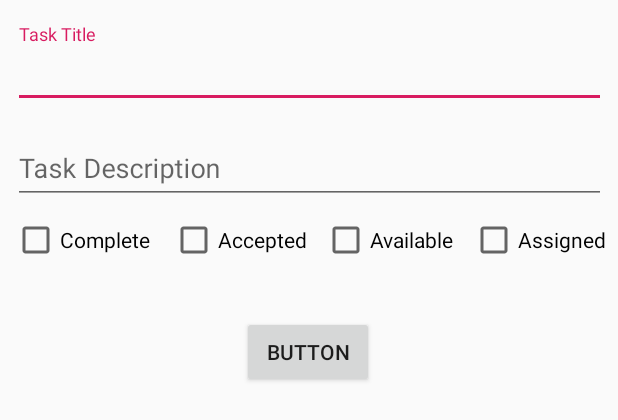
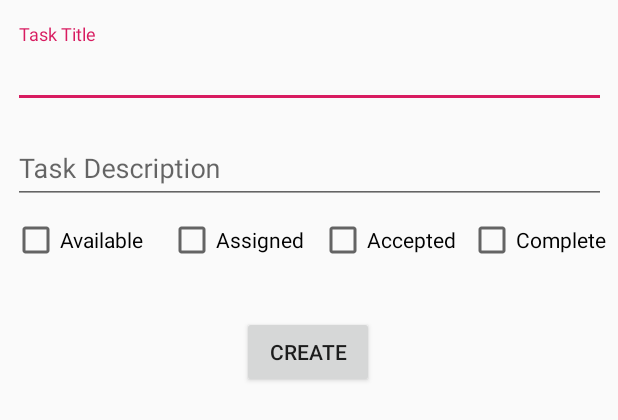
Before and after one commit to herndont/TaskMaster, an Android app: the layout activity_task_list.xml on its own in the app's theme, with its tools: preview values and no code run, on a phone screen of 412 x 824 dp. Shown: the top 420 px of the screen. Run offline under Robolectric (Android 15) with nearby library versions, the phone set to English and light mode, and no system bars.

Commit message:
more work around the recycler and the task object... having trouble getting the checkboxes to work

```diff
--- a/app/src/main/AndroidManifest.xml
+++ b/app/src/main/AndroidManifest.xml
@@ -9,7 +9,7 @@
         android:roundIcon="@mipmap/ic_launcher_round"
         android:supportsRtl="true"
         android:theme="@style/AppTheme">
-        <activity android:name=".TaskList"></activity>
+        <activity android:name=".TaskListActivity"></activity>
         <activity android:name=".MainActivity">
             <intent-filter>
                 <action android:name="android.intent.action.MAIN" />
--- a/app/src/main/res/layout/activity_task_list.xml
+++ b/app/src/main/res/layout/activity_task_list.xml
@@ -4,7 +4,7 @@
     xmlns:tools="http://schemas.android.com/tools"
     android:layout_width="match_parent"
     android:layout_height="match_parent"
-    tools:context="com.example.taskmaster.TaskList">
+    tools:context="com.example.taskmaster.TaskListActivity">
 
     <com.google.android.material.textfield.TextInputLayout
         android:id="@+id/textInputLayout"
@@ -18,7 +18,7 @@
         <com.google.android.material.textfield.TextInputEditText
             android:layout_width="match_parent"
             android:layout_height="wrap_content"
-            android:hint="Task Title" />
+            android:hint="@string/task_title" />
     </com.google.android.material.textfield.TextInputLayout>
 
     <com.google.android.material.textfield.TextInputLayout
@@ -33,63 +33,63 @@
         <com.google.android.material.textfield.TextInputEditText
             android:layout_width="match_parent"
             android:layout_height="wrap_content"
-            android:hint="Task Description" />
+            android:hint="@string/task_description" />
     </com.google.android.material.textfield.TextInputLayout>
 
     <CheckBox
-        android:id="@+id/checkBox"
+        android:id="@+id/checkBoxAccepted"
         android:layout_width="wrap_content"
         android:layout_height="wrap_content"
         android:layout_marginStart="212dp"
         android:layout_marginTop="8dp"
         android:layout_marginEnd="8dp"
-        android:text="Available"
-        app:layout_constraintEnd_toStartOf="@+id/checkBox2"
+        android:text="@string/accepted"
+        app:layout_constraintEnd_toStartOf="@+id/checkBoxComplete"
         app:layout_constraintStart_toStartOf="parent"
         app:layout_constraintTop_toBottomOf="@+id/textInputLayout2" />
 
     <CheckBox
-        android:id="@+id/checkBox2"
+        android:id="@+id/checkBoxComplete"
         android:layout_width="wrap_content"
         android:layout_height="wrap_content"
         android:layout_marginTop="8dp"
         android:layout_marginEnd="8dp"
-        android:text="Assigned"
+        android:text="@string/complete"
         app:layout_constraintEnd_toEndOf="parent"
         app:layout_constraintTop_toBottomOf="@+id/textInputLayout2" />
 
     <CheckBox
-        android:id="@+id/checkBox3"
+        android:id="@+id/checkBoxAssigned"
         android:layout_width="wrap_content"
         android:layout_height="wrap_content"
         android:layout_marginTop="8dp"
         android:layout_marginEnd="8dp"
-        android:text="Accepted"
-        app:layout_constraintEnd_toStartOf="@+id/checkBox"
+        android:text="@string/assigned"
+        app:layout_constraintEnd_toStartOf="@+id/checkBoxAccepted"
         app:layout_constraintHorizontal_bias="0.982"
         app:layout_constraintStart_toStartOf="parent"
         app:layout_constraintTop_toBottomOf="@+id/textInputLayout2" />
 
     <CheckBox
-        android:id="@+id/checkBox4"
+        android:id="@+id/checkBoxAvailable"
         android:layout_width="wrap_content"
         android:layout_height="wrap_content"
         android:layout_marginStart="8dp"
         android:layout_marginTop="8dp"
         android:layout_marginEnd="8dp"
-        android:text="Complete"
-        app:layout_constraintEnd_toStartOf="@+id/checkBox3"
+        android:text="@string/available"
+        app:layout_constraintEnd_toStartOf="@+id/checkBoxAssigned"
         app:layout_constraintHorizontal_bias="0.0"
         app:layout_constraintStart_toStartOf="parent"
         app:layout_constraintTop_toBottomOf="@+id/textInputLayout2" />
 
     <Button
-        android:id="@+id/button"
+        android:id="@+id/taskCreateButton"
         android:layout_width="wrap_content"
         android:layout_height="wrap_content"
         android:layout_marginTop="8dp"
         android:layout_marginBottom="8dp"
-        android:text="Button"
+        android:text="@string/create"
         app:layout_constraintBottom_toBottomOf="parent"
         app:layout_constraintEnd_toEndOf="parent"
         app:layout_constraintHorizontal_bias="0.498"
@@ -106,5 +106,5 @@
         app:layout_constraintBottom_toBottomOf="parent"
         app:layout_constraintEnd_toEndOf="parent"
         app:layout_constraintStart_toStartOf="parent"
-        app:layout_constraintTop_toBottomOf="@+id/button" />
+        app:layout_constraintTop_toBottomOf="@+id/taskCreateButton" />
 </androidx.constraintlayout.widget.ConstraintLayout>
--- a/app/src/main/res/layout/activity_view.xml
+++ b/app/src/main/res/layout/activity_view.xml
@@ -9,23 +9,27 @@
         android:layout_height="wrap_content" />
 
     <TextView
-        android:id="@+id/text_quantity"
+        android:id="@+id/text_description"
         android:layout_width="match_parent"
         android:layout_height="wrap_content" />
 
     <CheckBox
+        android:id="@id/checkBoxAccepted"
         android:layout_width="wrap_content"
         android:layout_height="wrap_content" />
 
     <CheckBox
+        android:id="@id/checkBoxComplete"
         android:layout_width="wrap_content"
         android:layout_height="wrap_content" />
 
     <CheckBox
+        android:id="@id/checkBoxAssigned"
         android:layout_width="wrap_content"
         android:layout_height="wrap_content" />
 
     <CheckBox
+        android:id="@id/checkBoxAvailable"
         android:layout_width="wrap_content"
         android:layout_height="wrap_content" />
 
--- a/app/src/main/res/menu/navigation_menu.xml
+++ b/app/src/main/res/menu/navigation_menu.xml
@@ -2,7 +2,7 @@
 <menu xmlns:android="http://schemas.android.com/apk/res/android">
 
     <item android:id="@+id/nav_item_1"
-        android:title="Finger Exercise"/>
+        android:title="Tasks"/>
     <item android:id="@+id/nav_item_2"
         android:title="Home"/>
     <!--<item android:id="@+id/nav_item_3"-->
--- a/app/src/main/res/values/strings.xml
+++ b/app/src/main/res/values/strings.xml
@@ -3,4 +3,12 @@
     <string name="headerText">Task Master</string>
     <string name="open" />
     <string name="close" />
+    <string name="task_title">Task Title</string>
+    <string name="task_description">Task Description</string>
+    <string name="accepted">Accepted</string>
+    <string name="complete">Complete</string>
+    <string name="assigned">Assigned</string>
+    <string name="available">Available</string>
+    <string name="create">Create</string>
+
 </resources>
```
Also changed, not shown: app/src/main/java/com/example/taskmaster/MainActivity.java (+6 -4 lines), app/src/main/java/com/example/taskmaster/Task.java (added, +14 -0 lines), app/src/main/java/com/example/taskmaster/TaskLayoutAdapter.java (added, +35 -0 lines), app/src/main/java/com/example/taskmaster/TaskList.java (deleted, +0 -16 lines), app/src/main/java/com/example/taskmaster/TaskListActivity.java (added, +43 -0 lines). Lines whose indentation alone changed are shown as unchanged.
